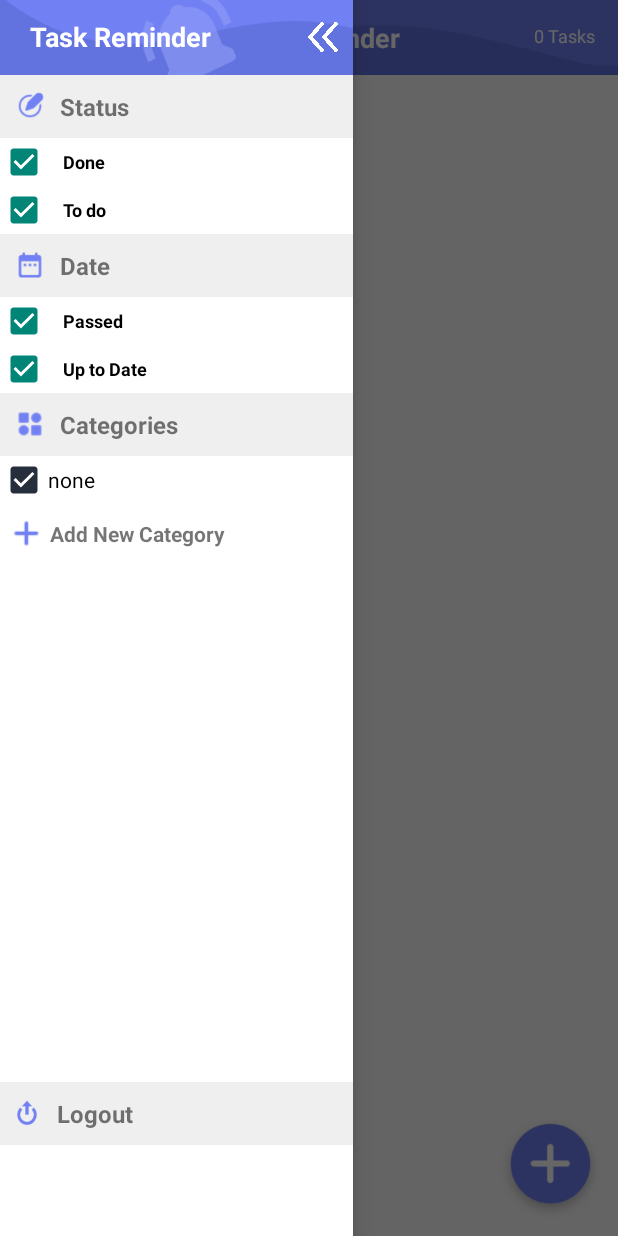
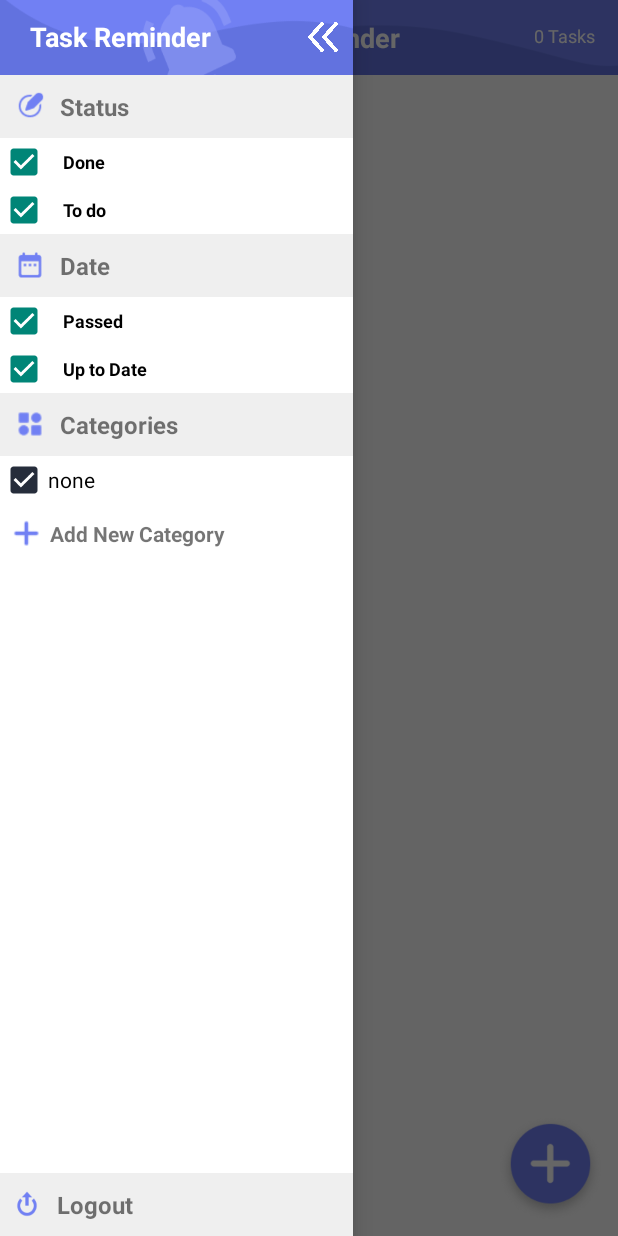
Before and after one commit to sahruldotid/TaskReminder, an Android app: the screen it shows after launch once a user with an empty profile is signed in (MainActivity), with the side drawer open, on a phone screen of 412 x 824 dp. Run offline under Robolectric (Android 15) with nearby library versions, the phone set to English and light mode, and no system bars; our stand-ins replace Firebase (no records; nobody signed in at launch, a user with empty details on screens opened directly); libraries missing offline, so code that uses them is left out: com.daimajia.swipe.

Commit message:
fix unseen logout menu

```diff
--- a/app/src/main/res/layout/activity_main.xml
+++ b/app/src/main/res/layout/activity_main.xml
@@ -2,9 +2,9 @@
 <androidx.drawerlayout.widget.DrawerLayout xmlns:android="http://schemas.android.com/apk/res/android"
     xmlns:app="http://schemas.android.com/apk/res-auto"
     xmlns:tools="http://schemas.android.com/tools"
+    android:id="@+id/drawer_layout"
     android:layout_width="match_parent"
     android:layout_height="match_parent"
-    android:id="@+id/drawer_layout"
     tools:context=".MainActivity">
 
     <RelativeLayout
@@ -23,12 +23,12 @@
                 android:id="@+id/cat"
                 android:layout_width="match_parent"
                 android:layout_height="match_parent"
+                android:gravity="center"
                 android:text="@string/task_reminder"
                 android:textAlignment="center"
-                android:gravity="center"
                 android:textColor="#FFFFFF"
                 android:textSize="18dp"
-                android:textStyle="bold"/>
+                android:textStyle="bold" />
 
             <TextView
                 android:id="@+id/nb_tasks"
@@ -100,11 +100,11 @@
             <TextView
                 android:layout_width="match_parent"
                 android:layout_height="match_parent"
+                android:layout_marginVertical="12dp"
+                android:layout_marginLeft="10dp"
                 android:paddingLeft="10dp"
                 android:text="Task Reminder"
                 android:textAlignment="textStart"
-                android:layout_marginLeft="10dp"
-                android:layout_marginVertical="12dp"
                 android:textColor="#FFFFFF"
                 android:textSize="18dp"
                 android:textStyle="bold" />
@@ -120,9 +120,9 @@
         </RelativeLayout>
 
         <LinearLayout
-            android:background="#EFEFEF"
             android:layout_width="match_parent"
             android:layout_height="wrap_content"
+            android:background="#EFEFEF"
             android:paddingLeft="10dp">
 
             <ImageView
@@ -139,36 +139,34 @@
                 android:padding="10dp"
                 android:text="Status"
                 android:textSize="16dp"
-                android:textStyle="bold"/>
+                android:textStyle="bold" />
 
         </LinearLayout>
-
 
 
         <CheckBox
             android:id="@+id/switch_done"
             android:layout_width="match_parent"
             android:layout_height="wrap_content"
+            android:paddingLeft="10dp"
             android:text="Done"
             android:textSize="12dp"
-            android:textStyle="bold"
-            android:paddingLeft="10dp"/>
+            android:textStyle="bold" />
 
         <CheckBox
             android:id="@+id/switch_todo"
             android:layout_width="match_parent"
             android:layout_height="wrap_content"
+            android:paddingLeft="10dp"
             android:text="To do"
             android:textSize="12dp"
-            android:textStyle="bold"
-            android:paddingLeft="10dp"/>
-
+            android:textStyle="bold" />
 
 
         <LinearLayout
-            android:background="#EFEFEF"
             android:layout_width="match_parent"
             android:layout_height="wrap_content"
+            android:background="#EFEFEF"
             android:paddingLeft="10dp">
 
             <ImageView
@@ -193,24 +191,24 @@
             android:id="@+id/switch_passed"
             android:layout_width="match_parent"
             android:layout_height="wrap_content"
+            android:paddingLeft="10dp"
             android:text="Passed"
             android:textSize="12dp"
-            android:textStyle="bold"
-            android:paddingLeft="10dp"/>
+            android:textStyle="bold" />
 
         <CheckBox
             android:id="@+id/switch_ondate"
             android:layout_width="match_parent"
             android:layout_height="wrap_content"
+            android:paddingLeft="10dp"
             android:text="Up to Date"
             android:textSize="12dp"
-            android:textStyle="bold"
-            android:paddingLeft="10dp"/>
+            android:textStyle="bold" />
 
         <LinearLayout
-            android:background="#EFEFEF"
             android:layout_width="match_parent"
             android:layout_height="wrap_content"
+            android:background="#EFEFEF"
             android:paddingLeft="10dp">
 
             <ImageView
@@ -233,12 +231,11 @@
             android:id="@+id/checkCat"
             android:layout_width="match_parent"
             android:layout_height="wrap_content"
-            android:fillViewport="true">
-        </ListView>
+            android:fillViewport="true"></ListView>
 
         <View
             android:layout_width="match_parent"
-            android:layout_height="10dp"/>
+            android:layout_height="10dp" />
 
         <LinearLayout
             android:layout_width="match_parent"
@@ -252,27 +249,28 @@
                 android:src="@drawable/add" />
 
             <TextView
-                android:layout_marginStart="5dp"
                 android:layout_width="wrap_content"
                 android:layout_height="wrap_content"
+                android:layout_marginStart="5dp"
+                android:onClick="addCategorie"
+                android:text="Add New Category"
                 android:textSize="14dp"
-                android:textStyle="bold"
-                android:onClick="addCategorie"
-                android:text="Add New Category"/>
+                android:textStyle="bold" />
 
         </LinearLayout>
 
 
-        <View
+        <RelativeLayout
             android:layout_width="match_parent"
-            android:layout_height="355dp"/>
+            android:layout_height="match_parent">
 
             <LinearLayout
-            android:background="#EFEFEF"
                 android:layout_width="match_parent"
                 android:layout_height="wrap_content"
-            android:onClick="logout"
-            android:paddingLeft="8dp">
+                android:background="#EFEFEF"
+                android:orientation="horizontal"
+                android:paddingLeft="8dp"
+                android:layout_alignParentBottom="true">
 
                 <ImageView
                     android:id="@+id/logout"
@@ -284,13 +282,15 @@
                 <TextView
                     android:layout_width="wrap_content"
                     android:layout_height="wrap_content"
+                    android:layout_gravity="center_vertical"
                     android:clickable="false"
                     android:padding="10dp"
                     android:text="Logout"
                     android:textSize="16dp"
-                android:textStyle="bold"/>
+                    android:textStyle="bold" />
+            </LinearLayout>
 
-        </LinearLayout>
+        </RelativeLayout>
 
     </LinearLayout>
 
```
Lines whose indentation alone changed are shown as unchanged.
